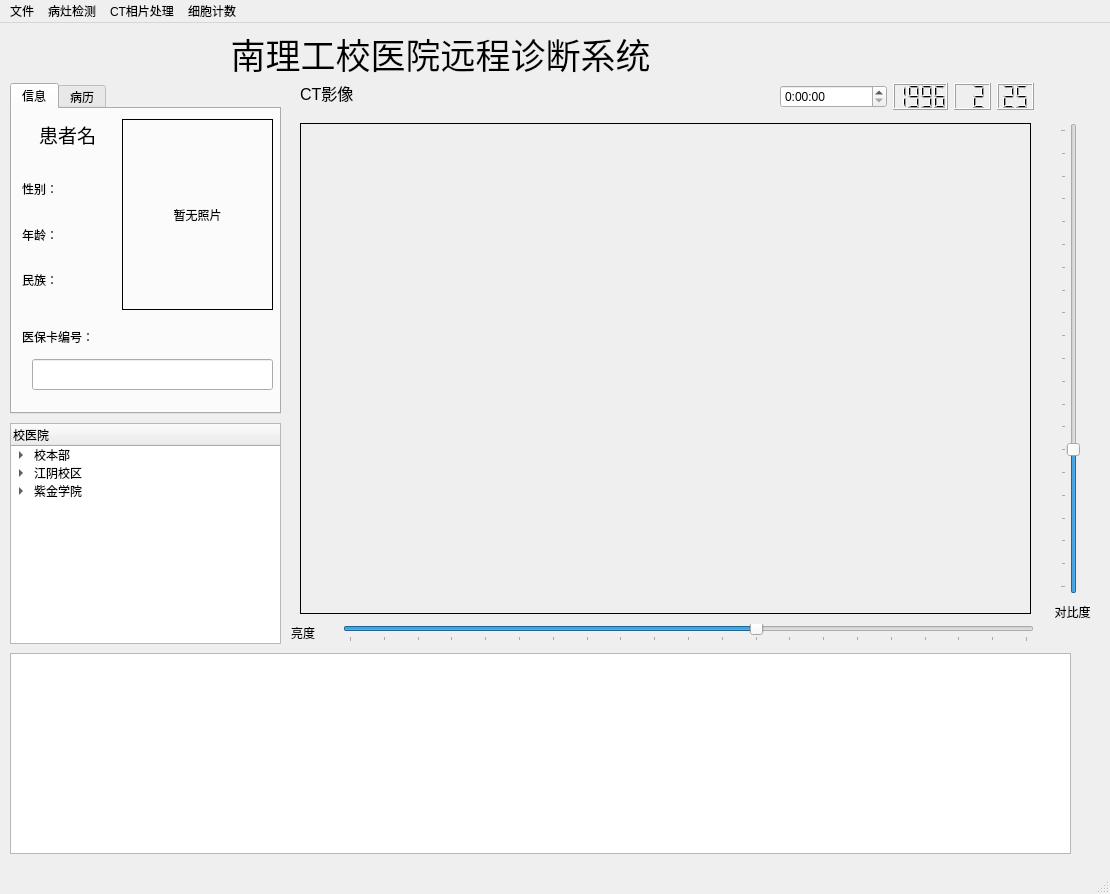
luolaihua/TeleMedicine, file mainwindow.ui: the form before one commit.
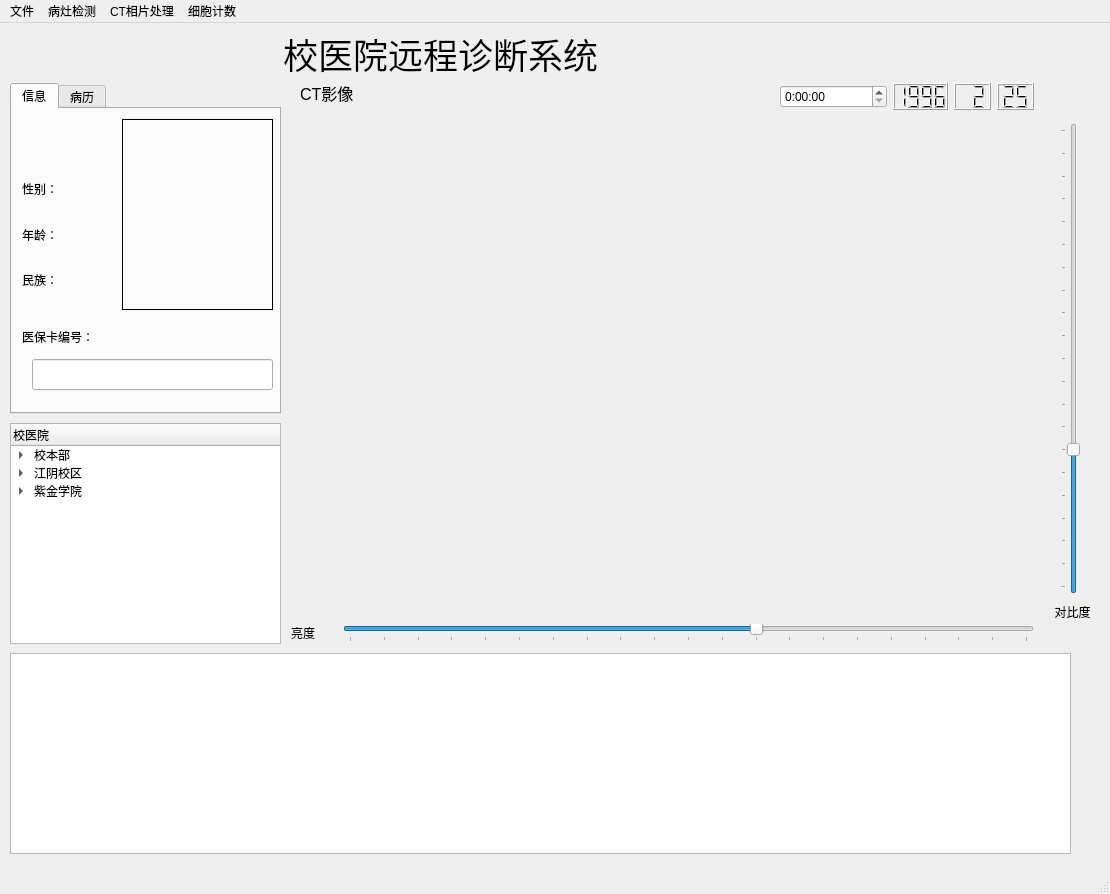
The form after the commit. The open tabs and pages were chosen to show the change. Icons and pictures are not drawn.

```diff
--- a/mainwindow.ui
+++ b/mainwindow.ui
@@ -42,7 +42,7 @@
      </font>
     </property>
     <property name="text">
-     <string>南理工校医院远程诊断系统</string>
+     <string>校医院远程诊断系统</string>
     </property>
     <property name="alignment">
      <set>Qt::AlignCenter</set>
@@ -290,7 +290,7 @@
        <enum>QFrame::Panel</enum>
       </property>
       <property name="text">
-       <string>暂无照片</string>
+       <string/>
       </property>
       <property name="scaledContents">
        <bool>true</bool>
@@ -336,7 +336,7 @@
        </font>
       </property>
       <property name="text">
-       <string>患者名</string>
+       <string/>
       </property>
       <property name="alignment">
        <set>Qt::AlignCenter</set>
@@ -633,7 +633,7 @@
      </rect>
     </property>
     <property name="frameShape">
-     <enum>QFrame::Box</enum>
+     <enum>QFrame::NoFrame</enum>
     </property>
     <property name="text">
      <string/>
```
Left out of the diff: 13 changed lines with no effect on the pictures.
